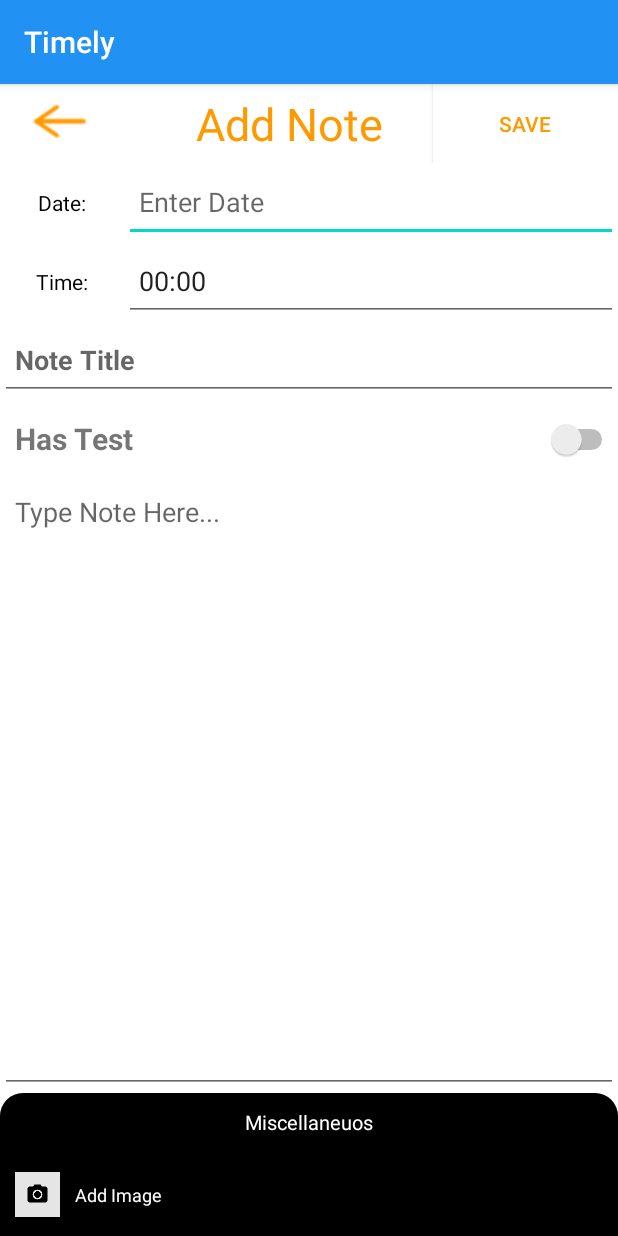
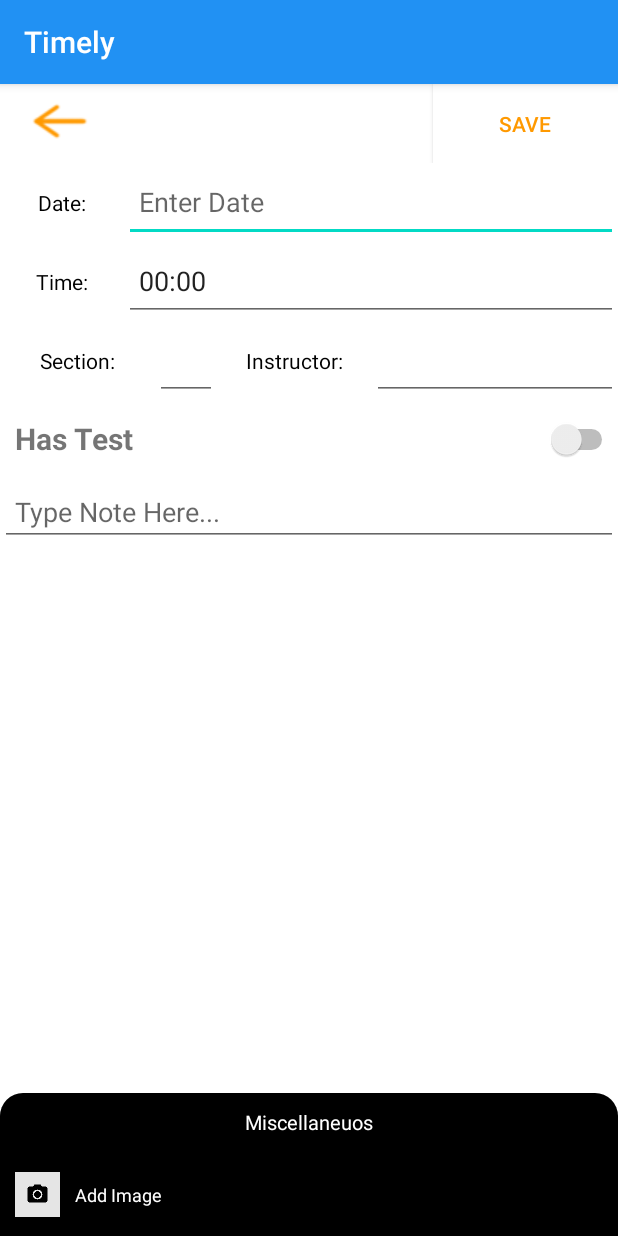
Before and after one commit to minhanh29/Timely, an Android app: the ItemDetailsActivity screen opened directly, with no data from a screen before it, on a phone screen of 412 x 824 dp. Run offline under Robolectric (Android 15) with nearby library versions, the phone set to English and light mode, and no system bars; 8 statements that could not run were skipped.

Commit message:
ItemDetail Update

```diff
--- a/app/src/main/java/com/example/timely/DatabaseHelper.java
+++ b/app/src/main/java/com/example/timely/DatabaseHelper.java
@@ -6,6 +6,7 @@ import android.database.Cursor;
 import android.database.sqlite.SQLiteDatabase;
 import android.database.sqlite.SQLiteOpenHelper;
 import android.support.annotation.Nullable;
+import android.widget.ImageView;
 
 import com.example.timely.courses.Course;
 import com.example.timely.courses.StudyTime;
--- a/app/src/main/java/com/example/timely/ItemDetailsActivity.java
+++ b/app/src/main/java/com/example/timely/ItemDetailsActivity.java
@@ -39,20 +39,20 @@ import com.example.timely.timetable.TimetableActivity;
 public class ItemDetailsActivity extends AppCompatActivity {
     DatePickerDialog pickerDate;
     TimePickerDialog pickerTime;
-    EditText editDate, editTime;
+    EditText editDate, editTime, sectionNo, instructorName;
     Switch hasTest;
     private Course course;
     private StudyTime studyTime;
     private DatabaseHelper db;
     private String courseId;
     private int studyTimeId;
-    private int hour, minutes;
+    private int hour, minutes, year, day, month;
 
     private ImageView imageNote;
     private String selectedImagePath;
 
     // Views
-    TextView titleView, noteView;
+    TextView titleView, noteView, itemHeader;
 
     private static final int REQUEST_CODE_STORAGE_PERMISSION = 1;
     private static final int REQUEST_CODE_SELECT_IMAGE = 2;
@@ -65,6 +65,9 @@ public class ItemDetailsActivity extends AppCompatActivity {
         editTime = findViewById(R.id.editTime);
         imageNote = findViewById(R.id.imageNote);
         hasTest = findViewById(R.id.hasTest);
+        itemHeader = findViewById(R.id.item_header);
+        sectionNo = findViewById(R.id.section_No);
+        instructorName = findViewById(R.id.instructor_Name);
 
         selectedImagePath = "";
 
@@ -72,7 +75,6 @@ public class ItemDetailsActivity extends AppCompatActivity {
 
 
         // get views
-        titleView = findViewById(R.id.noteTitle);
         noteView = findViewById(R.id.note);
 
         // the id's are sent from TimetableActivity
@@ -89,10 +91,6 @@ public class ItemDetailsActivity extends AppCompatActivity {
         editDate.setOnClickListener(new View.OnClickListener() {
             @Override
             public void onClick(View v) {
-                final Calendar cldr = Calendar.getInstance();
-                int day = cldr.get(Calendar.DAY_OF_MONTH);
-                int month = cldr.get(Calendar.MONTH);
-                int year = cldr.get(Calendar.YEAR);
                 // date picker dialog
                 pickerDate = new DatePickerDialog(ItemDetailsActivity.this, new DatePickerDialog.OnDateSetListener() {
                     @Override
@@ -113,6 +111,8 @@ public class ItemDetailsActivity extends AppCompatActivity {
                 pickerTime = new TimePickerDialog(ItemDetailsActivity.this, new TimePickerDialog.OnTimeSetListener() {
                     @Override
                     public void onTimeSet(TimePicker tp, int sHour, int sMinute) {
+                        hour = sHour;
+                        minutes = sMinute;
                         editTime.setText(String.format("%02d:%02d",sHour,sMinute));
                     }
                 }, hour, minutes,true);
@@ -211,20 +211,38 @@ public class ItemDetailsActivity extends AppCompatActivity {
         studyTime = db.getStudyTime(studyTimeId);
 
         // display name
-        String title = course.toStringTitle();
-        titleView.setText(title);
+        String header = course.getName();
+        itemHeader.setText(header);
 
         // display note
         String note = studyTime.getNote();
         noteView.setText(note);
 
         // display date, study time, test, section, instructor below
+
+        //hasTest check
         Boolean test = studyTime.isHasTest();
         hasTest.setChecked(test);
 
+
+        //get time
         hour = studyTime.getHour();
         minutes = studyTime.getMinute();
         editTime.setText(String.format("%02d:%02d", hour, minutes));
+
+
+        //get section no. and instructor's name
+        String section = course.getSection().toString();
+        sectionNo.setText(section);
+
+        String instructor = course.getInstructor();
+        instructorName.setText(instructor);
+
+        //get image
+
+
+        //get date
+
     }
 
 
@@ -244,10 +262,13 @@ public class ItemDetailsActivity extends AppCompatActivity {
         String note = noteView.getText().toString();
         studyTime.setNote(note);
 
+        //set has test
         Boolean test = hasTest.isChecked();
         studyTime.setHasTest(test);
 
-
+        //set time
+        studyTime.setHour(hour);
+        studyTime.setMinute(minutes);
 
         db.modifyStudyTime(studyTime);
         Toast.makeText(this, "Saved", Toast.LENGTH_SHORT).show();
--- a/app/src/main/java/com/example/timely/MainActivity.java
+++ b/app/src/main/java/com/example/timely/MainActivity.java
@@ -17,7 +17,7 @@ public class MainActivity extends AppCompatActivity {
         super.onCreate(savedInstanceState);
         setContentView(R.layout.activity_main);
 
-        Intent intent = new Intent(this, NotificationSettingsActivity.class);
+        Intent intent = new Intent(this, TimetableActivity.class);
         startActivity(intent);
     }
 }
--- a/app/src/main/java/com/example/timely/courses/StudyTime.java
+++ b/app/src/main/java/com/example/timely/courses/StudyTime.java
@@ -1,5 +1,7 @@
 package com.example.timely.courses;
 
+
+import android.widget.ImageView;
 
 public class StudyTime {
     private int day;  // week day 0 = Monday, 1 = Tuesday, etc.
@@ -20,6 +22,7 @@ public class StudyTime {
         this.note = note;
         this.courseId = courseId;
         this.id = id;
+
     }
 
     public StudyTime(int day, int hour, int minute, int duration, String note, boolean hasTest, String courseId) {
@@ -118,6 +121,7 @@ public class StudyTime {
         this.minute = minute;
     }
 
+
     public String toString()
     {
         return "Id: " + id + ", day: " + day + ", hour: " + hour + ", minute: " + minute
--- a/app/src/main/res/layout/activity_item_details.xml
+++ b/app/src/main/res/layout/activity_item_details.xml
@@ -52,7 +52,7 @@
             android:layout_weight="6"
             android:gravity="center_vertical"
             android:paddingStart="10dp"
-            android:text="@string/itemHeader"
+            android:text=""
             android:textColor="@color/course3"
             android:textSize="30sp"
             app:layout_constraintBottom_toBottomOf="parent"
@@ -133,14 +133,42 @@
         android:layout_weight="4"
         android:orientation="horizontal">
 
-        <EditText
-            android:id="@+id/noteTitle"
+        <TextView
+            android:id="@+id/section_header"
             android:layout_width="match_parent"
             android:layout_height="match_parent"
-            android:hint="@string/noteTitle"
+            android:paddingHorizontal="10dp"
+            android:text="@string/sectionHeader"
+            android:layout_weight="2.5"
+            android:gravity="center"
+            android:textColor="@color/black"/>
+
+        <EditText
+            android:id="@+id/section_No"
+            android:layout_width="match_parent"
+            android:layout_height="match_parent"
             android:paddingHorizontal="10dp"
             android:textSize="18dp"
-            android:textStyle="bold" />
+            android:layout_weight="3"/>
+
+        <TextView
+            android:id="@+id/instructor_header"
+            android:layout_width="match_parent"
+            android:layout_height="match_parent"
+            android:paddingHorizontal="10dp"
+            android:text="@string/instructorHeader"
+            android:layout_weight="2.5"
+            android:gravity="center"
+            android:textColor="@color/black"/>
+
+        <EditText
+            android:id="@+id/instructor_Name"
+            android:layout_width="match_parent"
+            android:layout_height="match_parent"
+            android:paddingHorizontal="10dp"
+            android:textSize="18dp"
+            android:layout_weight="2"/>
+
     </LinearLayout>
 
     <LinearLayout
@@ -169,36 +197,42 @@
 
     </LinearLayout>
 
-    <LinearLayout
+    <ScrollView
+        android:layout_width="match_parent"
+        android:layout_height="match_parent"
+        android:layout_weight="2">
+        <android.support.constraint.ConstraintLayout
             android:id="@+id/noteSpace"
             android:layout_width="match_parent"
             android:layout_height="match_parent"
-        android:layout_weight="2"
+            android:layout_weight="1"
             android:orientation="horizontal">
-
-
             <ImageView
                 android:id="@+id/imageNote"
                 android:layout_width="match_parent"
-            android:layout_height="wrap_content"
+                android:layout_height="match_parent"
                 android:layout_marginStart="12dp"
                 android:layout_marginTop="15dp"
                 android:layout_marginEnd="12dp"
                 android:adjustViewBounds="true"
                 android:contentDescription="@string/description"
-            android:visibility="gone" />
+                android:visibility="gone"
+                android:layout_weight="5"
+                app:layout_constraintBottom_toTopOf="@id/note" />
+
 
 
             <EditText
                 android:id="@+id/note"
                 android:layout_width="match_parent"
                 android:layout_height="match_parent"
-            android:layout_gravity="top"
-            android:layout_weight="1"
-            android:gravity="clip_vertical"
                 android:hint="@string/type_note_here"
-            android:paddingHorizontal="10dp"></EditText>
-    </LinearLayout>
+                android:paddingHorizontal="10dp"
+                app:layout_constraintTop_toBottomOf="@id/imageNote"></EditText>
+
+        </android.support.constraint.ConstraintLayout>
+
+    </ScrollView>
 
     <include layout="@layout/layout_miscellaneous"/>
 </LinearLayout>
--- a/app/src/main/res/values/strings.xml
+++ b/app/src/main/res/values/strings.xml
@@ -85,7 +85,6 @@
     <string name="item_save_button">Save</string>
     <string name="getDate">Get Date</string>
     <string name="enterDate">Enter Date</string>
-    <string name="noteTitle">Note Title</string>
     <string name="type_note_here">Type Note Here...</string>
     <string name="enterTime">Enter Time</string>
     <string name="bottom_sheet_miscellaneuos">Miscellaneuos</string>
@@ -94,6 +93,8 @@
     <string name="date">Date:</string>
     <string name="time">Time:</string>
     <string name="hasTest">Has Test</string>
+    <string name="sectionHeader">Section: </string>
+    <string name="instructorHeader">Instructor: </string>
     <!-- TODO: Remove or change this placeholder text -->
     <string name="hello_blank_fragment">Hello blank fragment</string>
 
```
Lines whose indentation alone changed are shown as unchanged.
